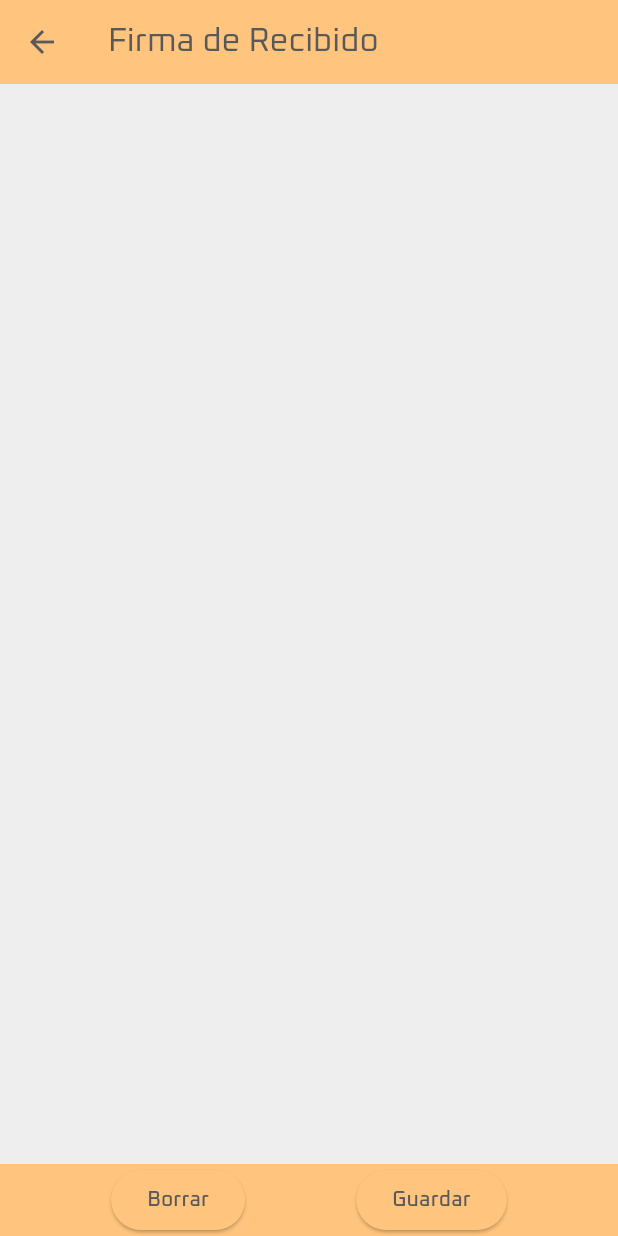
After one commit to MiguelAngel1996/AppInseel, a Flutter app: the Firma screen opened directly, on a phone screen of 412 x 824 dp. The commit adds this screen. Run offline on Flutter 3.47's test engine with Material 3 defaults, Android fonts, the phone set to English and light mode, and no system bars; drawn by our look-alikes of signature; our stand-ins replace currency_text_input_formatter, pdf, permission_handler, share_plus.

Commit message:
Agregar firma y validaciones

```diff
--- a/tecnicos_inseel/lib/controllers/ots_provider.dart
+++ b/tecnicos_inseel/lib/controllers/ots_provider.dart
@@ -1,3 +1,5 @@
+import 'dart:typed_data';
+
 import 'package:flutter/material.dart';
 import 'package:tecnicos_inseel/models/ot.dart';
 
@@ -22,9 +24,12 @@ class OtsProvider extends ChangeNotifier {
     alturas: 'No',
     estado: 'Pendiente',
     materiales: {},
+    firma: Uint8List(0),
+    numeroCelular: '',
+    correo: '',
   );
 
-  void limpiarOt (){
+  void limpiarOt() {
     nuevaOt.numeroOt = '';
     nuevaOt.fechaInicio = '';
     nuevaOt.horaInicio = '';
@@ -44,6 +49,9 @@ class OtsProvider extends ChangeNotifier {
     nuevaOt.alturas = 'No';
     nuevaOt.estado = 'Pendiente';
     nuevaOt.materiales = {};
+    nuevaOt.firma = Uint8List(0);
+    nuevaOt.numeroCelular = '';
+    nuevaOt.correo = '';
   }
 
   void actualizarNumeroOt(String nuevoNumeroOt) {
@@ -141,6 +149,11 @@ class OtsProvider extends ChangeNotifier {
     notifyListeners();
   }
 
+  void actualizarFirma(Uint8List nuevoFirma) {
+    nuevaOt.firma = nuevoFirma;
+    notifyListeners();
+  }
+
   final List<Ot> _listaOts = [
     Ot(
       numeroOt: '0001',
@@ -162,6 +175,9 @@ class OtsProvider extends ChangeNotifier {
       alturas: 'No',
       estado: 'Pendiente',
       materiales: {'Lamparas': '2', 'Tornillos': '4'},
+      firma: Uint8List(0),
+      numeroCelular: '',
+      correo: '',
     ),
   ];
 
@@ -170,7 +186,9 @@ class OtsProvider extends ChangeNotifier {
   }
 
   void addOT() {
-    _listaOts.insert(0,Ot(
+    _listaOts.insert(
+        0,
+        Ot(
           numeroOt: nuevaOt.numeroOt,
           fechaInicio: nuevaOt.fechaInicio,
           horaInicio: nuevaOt.horaInicio,
@@ -189,7 +207,11 @@ class OtsProvider extends ChangeNotifier {
           recibe: nuevaOt.recibe,
           alturas: nuevaOt.alturas,
           estado: nuevaOt.estado,
-        materiales: nuevaOt.materiales));
+          materiales: nuevaOt.materiales,
+          firma: nuevaOt.firma,
+          correo: nuevaOt.correo,
+          numeroCelular: nuevaOt.numeroCelular,
+        ));
     notifyListeners();
   }
 }
--- a/tecnicos_inseel/lib/models/ot.dart
+++ b/tecnicos_inseel/lib/models/ot.dart
@@ -1,3 +1,4 @@
+import 'dart:typed_data';
 class Ot {
   String numeroOt;
   String fechaInicio;
@@ -18,6 +19,9 @@ class Ot {
   String alturas;
   String estado;
   Map<String, String> materiales;
+  Uint8List firma;
+  String numeroCelular;
+  String correo;
 
   Ot({
     required this.numeroOt,
@@ -39,6 +43,9 @@ class Ot {
     required this.alturas,
     required this.estado,
     required this.materiales,
+    required this.firma,
+    required this.numeroCelular,
+    required this.correo,
   });
 
 }
--- /dev/null
+++ b/tecnicos_inseel/lib/views/components/firma.dart
@@ -0,0 +1,72 @@
+import 'package:flutter/material.dart';
+import 'package:provider/provider.dart';
+import 'package:signature/signature.dart';
+import 'package:tecnicos_inseel/controllers/ots_provider.dart';
+
+class Firma extends StatefulWidget {
+  const Firma({super.key});
+
+  @override
+  State<Firma> createState() => _FirmaState();
+}
+
+class _FirmaState extends State<Firma> {
+  final SignatureController _firmaController = SignatureController(
+    penStrokeWidth: 3,
+    penColor: Colors.black,
+    exportBackgroundColor: Colors.white,
+  );
+
+  @override
+  void dispose() {
+    _firmaController.dispose();
+    super.dispose();
+  }
+
+  @override
+  Widget build(BuildContext context) {
+    final provider = Provider.of<OtsProvider>(context);
+    final nuevaOt = provider.nuevaOt;
+    return Scaffold(
+      appBar: AppBar(
+        title: Text('Firma de Recibido'),
+      ),
+      body: Column(
+        children: [
+          Expanded(
+            child: Signature(
+              controller: _firmaController,
+              backgroundColor: Colors.grey[200]!,
+            ),
+          ),
+          Row(
+            mainAxisAlignment: MainAxisAlignment.spaceEvenly,
+            children: [
+              ElevatedButton(
+                onPressed: () {
+                  _firmaController.clear();
+                },
+                child: Text('Borrar'),
+              ),
+              ElevatedButton(
+                onPressed: () async {
+                  if (_firmaController.isNotEmpty) {
+                    final signature = await _firmaController.toPngBytes();
+                    if (signature != null) {
+                      // Aquí puedes guardar la firma o usarla según sea necesario
+
+                      nuevaOt.firma = signature;
+                      Navigator.pop(context, true);
+
+                    }
+                  }
+                },
+                child: Text('Guardar'),
+              ),
+            ],
+          ),
+        ],
+      ),
+    );
+  }
+}
--- a/tecnicos_inseel/lib/views/pages/alturas_pendiente.dart
+++ b/tecnicos_inseel/lib/views/pages/alturas_pendiente.dart
@@ -42,7 +42,7 @@ class _AlturasPendienteState extends State<AlturasPendiente> {
                     ),
                   ),
                   Text(
-                    'Página 7 de 8',
+                    'Página 7 de 9',
                     style: TextStyle(
                       fontSize: 12,
                       color: Theme.of(context).colorScheme.primary,
--- a/tecnicos_inseel/lib/views/pages/comentarios.dart
+++ b/tecnicos_inseel/lib/views/pages/comentarios.dart
@@ -43,7 +43,7 @@ class _ComentariosState extends State<Comentarios> {
                     ),
                   ),
                   Text(
-                    'Página 6 de 8',
+                    'Página 6 de 9',
                     style: TextStyle(
                       fontSize: 12,
                       color: Theme.of(context).colorScheme.primary,
@@ -80,6 +80,7 @@ class _ComentariosState extends State<Comentarios> {
                           BorderRadius.circular(30), // Bordes redondeados
                     ),
                     child: TextFormField(
+                      autofocus: true,
                       validator: (value) {
                         if (value!.isEmpty) {
                           return 'Campo Obligatorio';
--- a/tecnicos_inseel/lib/views/pages/diagnostico_inicial.dart
+++ b/tecnicos_inseel/lib/views/pages/diagnostico_inicial.dart
@@ -43,7 +43,7 @@ class _DiagnosticoInicialState extends State<DiagnosticoInicial> {
                     ),
                   ),
                   Text(
-                    'Página 3 de 8',
+                    'Página 3 de 9',
                     style: TextStyle(
                       fontSize: 12,
                       color: Theme.of(context).colorScheme.primary,
@@ -80,6 +80,7 @@ class _DiagnosticoInicialState extends State<DiagnosticoInicial> {
                           BorderRadius.circular(30), // Bordes redondeados
                     ),
                     child: TextFormField(
+                      autofocus: true,
                       validator: (value) {
                         if (value!.isEmpty) {
                           return 'Campo Obligatorio';
--- a/tecnicos_inseel/lib/views/pages/informacion_inicial.dart
+++ b/tecnicos_inseel/lib/views/pages/informacion_inicial.dart
@@ -46,7 +46,7 @@ class _InformacionInicialState extends State<InformacionInicial> {
                     ),
                   ),
                   Text(
-                    'Página 1 de 8',
+                    'Página 1 de 9',
                     style: TextStyle(
                       fontSize: 12,
                       color: Theme.of(context).colorScheme.primary,
--- a/tecnicos_inseel/lib/views/pages/materiales.dart
+++ b/tecnicos_inseel/lib/views/pages/materiales.dart
@@ -12,7 +12,6 @@ class Materiales extends StatefulWidget {
 }
 
 class _MaterialesState extends State<Materiales> {
-  final GlobalKey<FormState> _globalFormKey = GlobalKey<FormState>();
   @override
   Widget build(BuildContext context) {
     final provider = Provider.of<OtsProvider>(context);
@@ -46,7 +45,7 @@ class _MaterialesState extends State<Materiales> {
                     ),
                   ),
                   Text(
-                    'Página 5 de 8',
+                    'Página 5 de 9',
                     style: TextStyle(
                       fontSize: 12,
                       color: Theme.of(context).colorScheme.primary,
--- a/tecnicos_inseel/lib/views/pages/motivo_servicio.dart
+++ b/tecnicos_inseel/lib/views/pages/motivo_servicio.dart
@@ -43,7 +43,7 @@ class _MotivoServicioState extends State<MotivoServicio> {
                     ),
                   ),
                   Text(
-                    'Página 2 de 8',
+                    'Página 2 de 9',
                     style: TextStyle(
                       fontSize: 12,
                       color: Theme.of(context).colorScheme.primary,
@@ -80,6 +80,7 @@ class _MotivoServicioState extends State<MotivoServicio> {
                           BorderRadius.circular(30), // Bordes redondeados
                     ),
                     child: TextFormField(
+                      autofocus: true,
                       validator: (value) {
                           if (value!.isEmpty) {
                             return 'Campo Obligatorio';
--- a/tecnicos_inseel/lib/views/pages/trabajos_realizados.dart
+++ b/tecnicos_inseel/lib/views/pages/trabajos_realizados.dart
@@ -43,7 +43,7 @@ class _TrabajosRealizadosState extends State<TrabajosRealizados> {
                     ),
                   ),
                   Text(
-                    'Página 4 de 8',
+                    'Página 4 de 9',
                     style: TextStyle(
                       fontSize: 12,
                       color: Theme.of(context).colorScheme.primary,
@@ -80,6 +80,7 @@ class _TrabajosRealizadosState extends State<TrabajosRealizados> {
                           BorderRadius.circular(30), // Bordes redondeados
                     ),
                     child: TextFormField(
+                      autofocus: true,
                       validator: (value) {
                         if (value!.isEmpty) {
                           return 'Campo Obligatorio';
--- a/tecnicos_inseel/pubspec.yaml
+++ b/tecnicos_inseel/pubspec.yaml
@@ -21,6 +21,7 @@ dependencies:
   printing: ^5.10.0
   provider: ^6.1.2
   share_plus: ^10.1.3
+  signature: ^5.5.0
 
 dev_dependencies:
   flutter_lints: ^5.0.0
```
Also changed, not shown: tecnicos_inseel/lib/views/components/vista_ot.dart (+31 -8 lines), tecnicos_inseel/lib/views/pages/informacion_cierre.dart (+36 -36 lines), tecnicos_inseel/lib/views/pages/solicitud_firma.dart (added, +311 -0 lines), tecnicos_inseel/pubspec.lock. Lines whose indentation alone changed are shown as unchanged.
